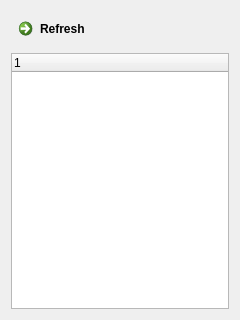
Old version of the form source/annotator/source/annotation/annotationswidget.ui in the repository annotatorproject/annotator.
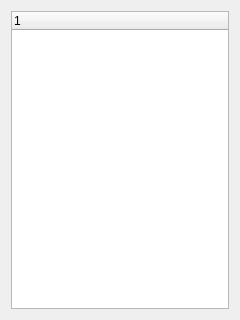
New version of the form.

```diff
--- a/source/annotator/source/annotation/annotationswidget.ui
+++ b/source/annotator/source/annotation/annotationswidget.ui
@@ -14,13 +14,6 @@
    <string>Form</string>
   </property>
   <layout class="QVBoxLayout" name="verticalLayout">
-   <item>
-    <widget class="QCommandLinkButton" name="refreshButton">
-     <property name="text">
-      <string>Refresh</string>
-     </property>
-    </widget>
-   </item>
    <item>
     <widget class="QTreeWidget" name="treeWidget">
      <property name="mouseTracking">
```
